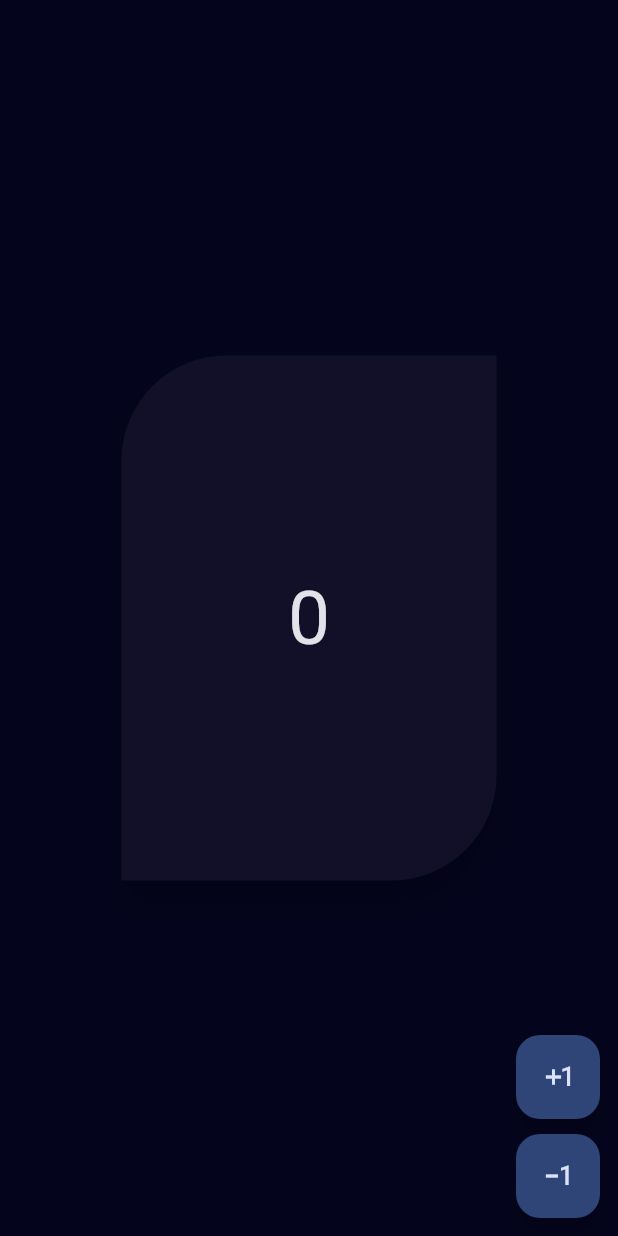
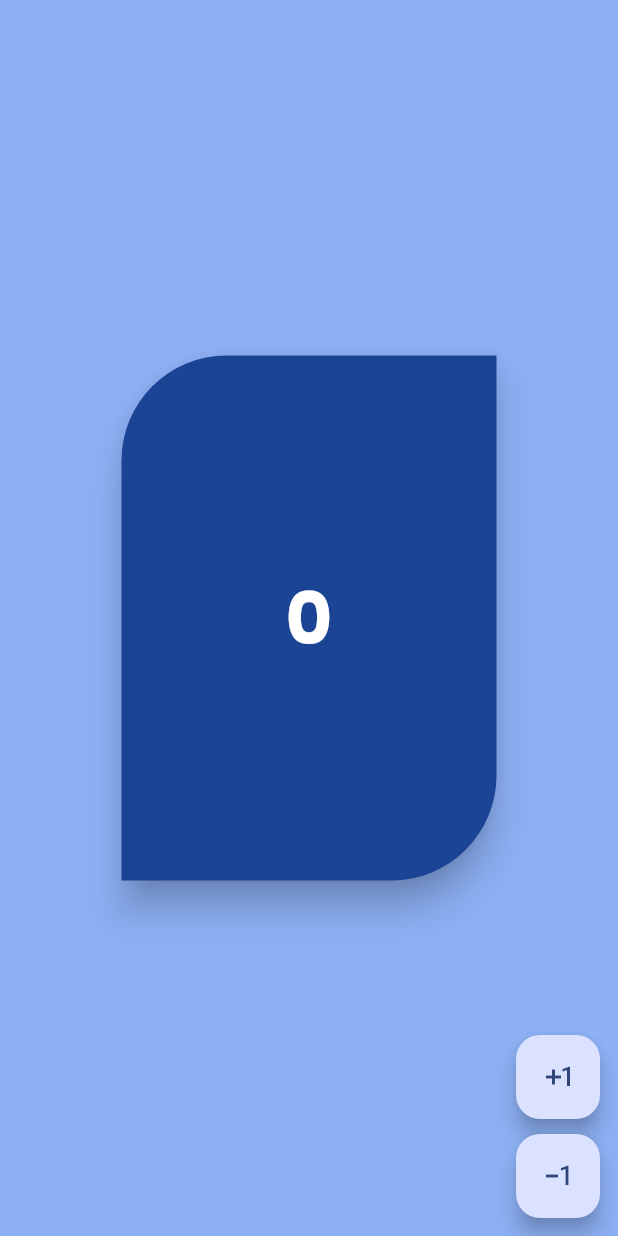
Before and after one commit to dev-logik/WetinWeather, a Flutter app: the screen it shows after launch, on a phone screen of 412 x 824 dp. Run offline on Flutter 3.47's test engine with Material 3 defaults, Android fonts, the phone set to English and light mode, and no system bars; our stand-ins replace flutter_bloc, google_fonts.

Commit message:
Defined a static class (typography.dart) for font the configuration of the entire application. Modified the tertiary color value of the light mode theme constants to rgb(225,225,225)

```diff
--- a/lib/main.dart
+++ b/lib/main.dart
@@ -23,7 +23,7 @@ class MyApp extends StatelessWidget {
         create: (context) => CounterBloc(0),
         child: CounterView(),
       ),
-      themeMode: ThemeMode.dark,
+      themeMode: ThemeMode.light,
     );
   }
 }
--- a/lib/presentation/screens/counter_ui.dart
+++ b/lib/presentation/screens/counter_ui.dart
@@ -30,7 +30,7 @@ class CounterView extends StatelessWidget {
                     child: Center(
                       child: Text(
                         state.toString(),
-                        style: TextStyle(fontSize: 50),
+                        style: Theme.of(context).textTheme.displayLarge,
                       ),
                     ),
                   ),
--- a/lib/theme/dark_theme.dart
+++ b/lib/theme/dark_theme.dart
@@ -1,3 +1,4 @@
+import 'package:bloc_app/theme/typography.dart';
 import 'package:bloc_app/utilities/color_constants.dart';
 import 'package:flutter/material.dart';
 
@@ -7,6 +8,8 @@ class AppDarkTheme {
   static final darkThemeData = ThemeData(
     //Defines and overrides the default background color of the scaffold widget.
     scaffoldBackgroundColor: DarkColorConstants.primaryColor,
+
+    //Defines the primary color of the ThemeData object.
     primaryColor: DarkColorConstants.primaryColor,
     // Defines and overrides the default theme for the card widgets.
     cardTheme: CardThemeData(
@@ -78,5 +81,6 @@ class AppDarkTheme {
       seedColor: LightColorConstants.seedColor,
       brightness: Brightness.dark,
     ),
+    textTheme: TypographyTheme.darkLextTheme,
   );
 }
--- a/lib/theme/light_theme.dart
+++ b/lib/theme/light_theme.dart
@@ -1,3 +1,4 @@
+import 'package:bloc_app/theme/typography.dart';
 import 'package:bloc_app/utilities/color_constants.dart';
 import 'package:flutter/material.dart';
 
@@ -5,8 +6,11 @@ class AppLightTheme {
   AppLightTheme._();
 
   static final lightThemeData = ThemeData(
+
     //Defines and overrides the default background color of the scaffold widget.
     scaffoldBackgroundColor: LightColorConstants.primaryColor,
+
+    //Defines the primary color of the ThemeData object.
     primaryColor: LightColorConstants.primaryColor,
     // Defines and overrides the default theme for the card widgets.
     cardTheme: CardThemeData(
@@ -73,7 +77,14 @@ class AppLightTheme {
       type: BottomNavigationBarType.fixed,
       enableFeedback: true,
     ),
+
+    //Defines the themeMode of the ThemeData object configuration.
     brightness: Brightness.light,
+
+    //Defines the ColorScheme of the ThemeData object configuration.
     colorScheme: ColorScheme.fromSeed(seedColor: LightColorConstants.seedColor),
+
+    //Defines the TextTheme of the ThemeData object configuration.
+    textTheme: TypographyTheme.lightLextTheme,
   );
 }
--- a/lib/theme/typography.dart
+++ b/lib/theme/typography.dart
@@ -1,10 +1,97 @@
+import 'package:bloc_app/theme/dark_theme.dart';
 import 'package:bloc_app/theme/light_theme.dart';
+import 'package:bloc_app/utilities/color_constants.dart';
 import 'package:flutter/material.dart';
 import 'package:google_fonts/google_fonts.dart';
 
-class Typography {
-  static final lightLextTheme = AppLightTheme.lightThemeData.copyWith(
-    textTheme: GoogleFonts.latoTextTheme(AppLightTheme.lightThemeData.textTheme),
+class TypographyTheme {
+  static final lightLextTheme = GoogleFonts.poppinsTextTheme(
+    TextTheme(
+      headlineLarge: TextStyle(
+        color: LightColorConstants.tertiaryColor,
+        fontSize: 32,
+        fontWeight: FontWeight.bold,
+      ),
+      headlineMedium: TextStyle(
+        color: LightColorConstants.tertiaryColor,
+        fontSize: 32,
+        fontWeight: FontWeight.normal,
+      ),
+      headlineSmall: TextStyle(
+        color: LightColorConstants.tertiaryColor,
+        fontSize: 24,
+        fontWeight: FontWeight.normal,
+      ),
+      displayLarge: TextStyle(
+        color: LightColorConstants.tertiaryColor,
+        fontSize: 48,
+        fontWeight: FontWeight.bold,
+      ),
+      displaySmall: TextStyle(
+        color: LightColorConstants.tertiaryColor,
+        fontSize: 24,
+        fontWeight: FontWeight.w400,
+      ),
+      titleMedium: TextStyle(
+        color: LightColorConstants.tertiaryColor,
+        fontSize: 24,
+        fontWeight: FontWeight.bold,
+      ),
+      titleSmall: TextStyle(
+        color: LightColorConstants.tertiaryColor,
+        fontSize: 20,
+        fontWeight: FontWeight.normal,
+      ),
+      bodySmall: TextStyle(
+        color: LightColorConstants.tertiaryColor,
+        fontSize: 14,
+        fontWeight: FontWeight.normal,
+      ),
+    ),
   );
-  static final darkLextTheme = TextTheme();
+
+  static final darkLextTheme = GoogleFonts.latoTextTheme(
+    TextTheme(
+      headlineLarge: TextStyle(
+        color: DarkColorConstants.tertiaryColor,
+        fontSize: 32,
+        fontWeight: FontWeight.bold,
+      ),
+      headlineMedium: TextStyle(
+        color: DarkColorConstants.tertiaryColor,
+        fontSize: 32,
+        fontWeight: FontWeight.normal,
+      ),
+      headlineSmall: TextStyle(
+        color: DarkColorConstants.tertiaryColor,
+        fontSize: 24,
+        fontWeight: FontWeight.normal,
+      ),
+      displayLarge: TextStyle(
+        color: DarkColorConstants.tertiaryColor,
+        fontSize: 48,
+        fontWeight: FontWeight.bold,
+      ),
+      displaySmall: TextStyle(
+        color: DarkColorConstants.tertiaryColor,
+        fontSize: 24,
+        fontWeight: FontWeight.w400,
+      ),
+      titleMedium: TextStyle(
+        color: DarkColorConstants.tertiaryColor,
+        fontSize: 24,
+        fontWeight: FontWeight.bold,
+      ),
+      titleSmall: TextStyle(
+        color: DarkColorConstants.tertiaryColor,
+        fontSize: 20,
+        fontWeight: FontWeight.normal,
+      ),
+      bodySmall: TextStyle(
+        color: DarkColorConstants.tertiaryColor,
+        fontSize: 14,
+        fontWeight: FontWeight.normal,
+      ),
+    ),
+  );
 }
--- a/lib/utilities/color_constants.dart
+++ b/lib/utilities/color_constants.dart
@@ -16,7 +16,7 @@ class LightColorConstants {
   static final primaryColor = const Color.fromARGB(255, 141, 176, 244);
   static final secondaryColor_1 = const Color.fromARGB(255, 86, 130, 215);
   static final secondaryColor_2 = Color.fromARGB(255, 28, 68, 148);
-  static final tertiaryColor = const Color.fromARGB(255, 0, 0, 0);
+  static final tertiaryColor = const Color.fromARGB(255, 255, 255, 255);
   static final gradientColor_1 = const Color.fromARGB(224, 7, 139, 126);
   static final gradientColor_2 = const Color.fromARGB(255, 112, 153, 232);
   static final seedColor = const Color.fromARGB(225, 28, 68, 146);
```
